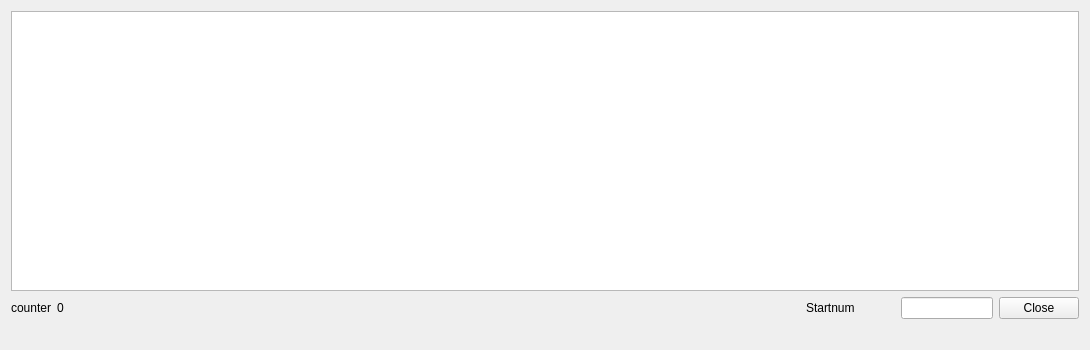
This is src/views/showinthebox/showinthebox.ui in stivehu/um3 as Qt 5 draws it before an edit. The edited form follows.
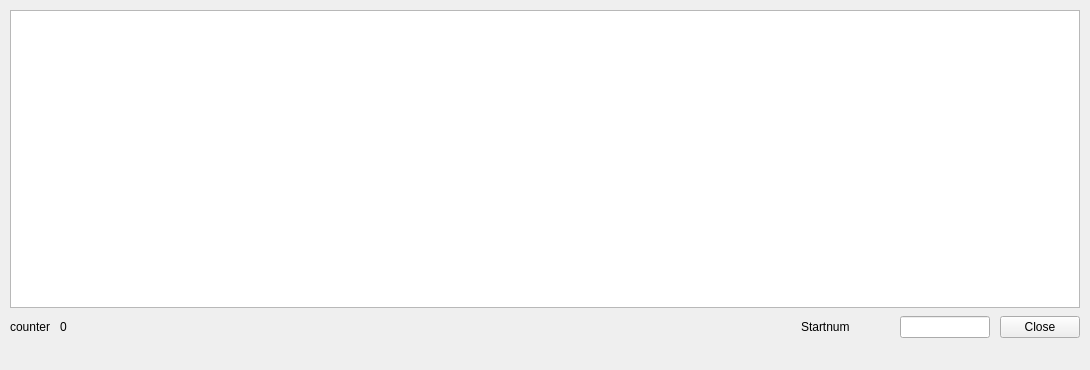
This is the edited form.

Diff of the .ui file:
```diff
--- a/src/views/showinthebox/showinthebox.ui
+++ b/src/views/showinthebox/showinthebox.ui
@@ -10,7 +10,7 @@
     <x>0</x>
     <y>0</y>
     <width>1090</width>
-    <height>350</height>
+    <height>370</height>
    </rect>
   </property>
   <property name="sizePolicy">
@@ -22,18 +22,34 @@
   <property name="windowTitle">
    <string>show in the box</string>
   </property>
-  <layout class="QGridLayout" name="gridLayout_2">
-   <item row="0" column="0">
-    <layout class="QGridLayout" name="gridLayout">
-     <item row="0" column="0">
+  <layout class="QVBoxLayout" name="verticalLayout">
+   <property name="leftMargin">
+    <number>10</number>
+   </property>
+   <property name="topMargin">
+    <number>10</number>
+   </property>
+   <property name="rightMargin">
+    <number>10</number>
+   </property>
+   <property name="bottomMargin">
+    <number>10</number>
+   </property>
+   <property name="spacing">
+    <number>8</number>
+   </property>
+   <item>
       <widget class="QTableView" name="startnumTableView">
        <property name="sortingEnabled">
         <bool>true</bool>
        </property>
       </widget>
      </item>
-     <item row="1" column="0">
+   <item>
       <layout class="QHBoxLayout" name="horizontalLayout" stretch="0,0,8,0,0,1,0">
+     <property name="spacing">
+      <number>10</number>
+     </property>
        <item>
         <widget class="QLabel" name="Counterlabel">
          <property name="text">
@@ -93,9 +109,7 @@
        </item>
       </layout>
      </item>
-    </layout>
-   </item>
-   <item row="1" column="0">
+   <item>
     <widget class="QLabel" name="statusBar">
      <property name="text">
       <string/>
```
Lines whose indentation alone changed are shown as unchanged.
